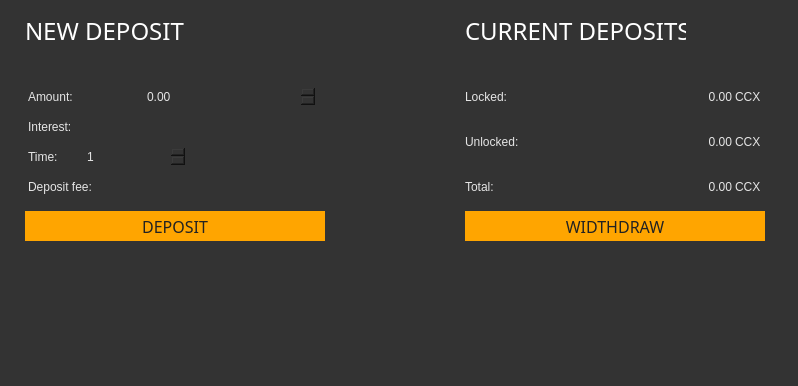
Old version of the form src/gui/ui/depositsframe.ui in the repository ConcealNetwork/conceal-desktop; both pictures show x 0 to 798 and y 0 to 386 of the 798 by 600 pixel window.
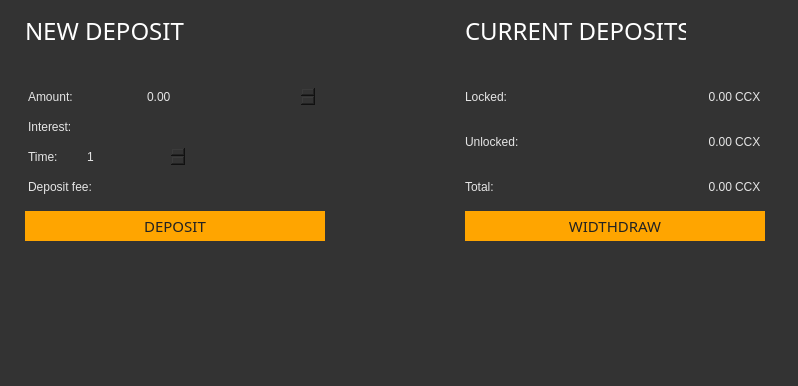
New version of the form.

What changed in the file:
```diff
--- a/src/gui/ui/depositsframe.ui
+++ b/src/gui/ui/depositsframe.ui
@@ -177,7 +177,7 @@
       <property name="font">
        <font>
         <family>Oswald</family>
-        <pointsize>12</pointsize>
+        <pointsize>11</pointsize>
        </font>
       </property>
       <property name="styleSheet">
@@ -262,7 +262,7 @@
       <property name="font">
        <font>
         <family>Oswald</family>
-        <pointsize>12</pointsize>
+        <pointsize>11</pointsize>
        </font>
       </property>
       <property name="styleSheet">
```
